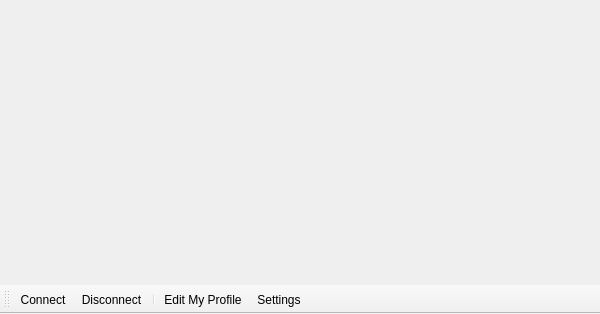
Qt form branches/Rewrite/UI/widgetchatmiddle.ui (c3c/quazaa) before a commit.
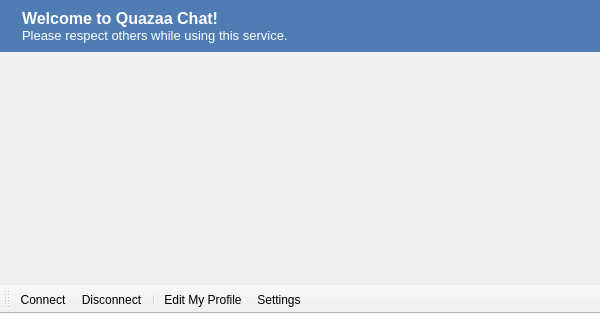
The same form after that commit. Icons and pictures are not drawn.

Commit message: Moved chat welcome to widgetchatmiddle.

The edit to the form file:
```diff
--- a/branches/Rewrite/UI/widgetchatmiddle.ui
+++ b/branches/Rewrite/UI/widgetchatmiddle.ui
@@ -14,14 +14,63 @@
    <string>Chat Center</string>
   </property>
   <widget class="QWidget" name="centralwidget">
-   <layout class="QVBoxLayout" name="verticalLayout">
+   <layout class="QGridLayout" name="gridLayout">
     <property name="margin">
      <number>0</number>
     </property>
-    <item>
+    <item row="0" column="0">
+     <widget class="QFrame" name="frameChatWelcome">
+      <property name="styleSheet">
+       <string notr="true">QFrame {
+	background-color: rgb(78, 124, 179);
+	color: rgb(255, 255, 255);
+}</string>
+      </property>
+      <property name="frameShape">
+       <enum>QFrame::NoFrame</enum>
+      </property>
+      <property name="frameShadow">
+       <enum>QFrame::Raised</enum>
+      </property>
+      <layout class="QGridLayout" name="gridLayout_39">
+       <item row="0" column="0">
+        <widget class="QLabel" name="labelChatWelcomeLogo">
+         <property name="text">
+          <string/>
+         </property>
+         <property name="pixmap">
+          <pixmap resource="../Resource.qrc">:/Resource/Chat/ChatWelcome.png</pixmap>
+         </property>
+         <property name="scaledContents">
+          <bool>false</bool>
+         </property>
+        </widget>
+       </item>
+       <item row="0" column="1">
+        <widget class="QLabel" name="labelChatWelcomeText">
+         <property name="sizePolicy">
+          <sizepolicy hsizetype="Expanding" vsizetype="Preferred">
+           <horstretch>0</horstretch>
+           <verstretch>0</verstretch>
+          </sizepolicy>
+         </property>
+         <property name="text">
+          <string>&lt;!DOCTYPE HTML PUBLIC &quot;-//W3C//DTD HTML 4.0//EN&quot; &quot;http://www.w3.org/TR/REC-html40/strict.dtd&quot;&gt;
+&lt;html&gt;&lt;head&gt;&lt;meta name=&quot;qrichtext&quot; content=&quot;1&quot; /&gt;&lt;style type=&quot;text/css&quot;&gt;
+p, li { white-space: pre-wrap; }
+&lt;/style&gt;&lt;/head&gt;&lt;body style=&quot; font-family:'MS Shell Dlg 2'; font-size:8.25pt; font-weight:400; font-style:normal;&quot;&gt;
+&lt;p style=&quot; margin-top:0px; margin-bottom:0px; margin-left:0px; margin-right:0px; -qt-block-indent:0; text-indent:0px;&quot;&gt;&lt;span style=&quot; font-size:12pt; font-weight:600;&quot;&gt;Welcome to Quazaa Chat!&lt;/span&gt;&lt;/p&gt;
+&lt;p style=&quot; margin-top:0px; margin-bottom:0px; margin-left:0px; margin-right:0px; -qt-block-indent:0; text-indent:0px;&quot;&gt;&lt;span style=&quot; font-size:10pt;&quot;&gt;Please respect others while using this service.&lt;/span&gt;&lt;/p&gt;&lt;/body&gt;&lt;/html&gt;</string>
+         </property>
+        </widget>
+       </item>
+      </layout>
+     </widget>
+    </item>
+    <item row="1" column="0">
      <widget class="QStackedWidget" name="stackedWidgetChatRooms"/>
     </item>
-    <item>
+    <item row="2" column="0">
      <layout class="QHBoxLayout" name="horizontalLayoutTextInput"/>
     </item>
    </layout>
@@ -49,7 +98,7 @@
     <enum>BottomToolBarArea</enum>
    </attribute>
    <attribute name="toolBarBreak">
-    <bool>false</bool>
+    <bool>true</bool>
    </attribute>
    <addaction name="actionConnect"/>
    <addaction name="actionDisconnect"/>
```
The commit also changes 1 other file.
